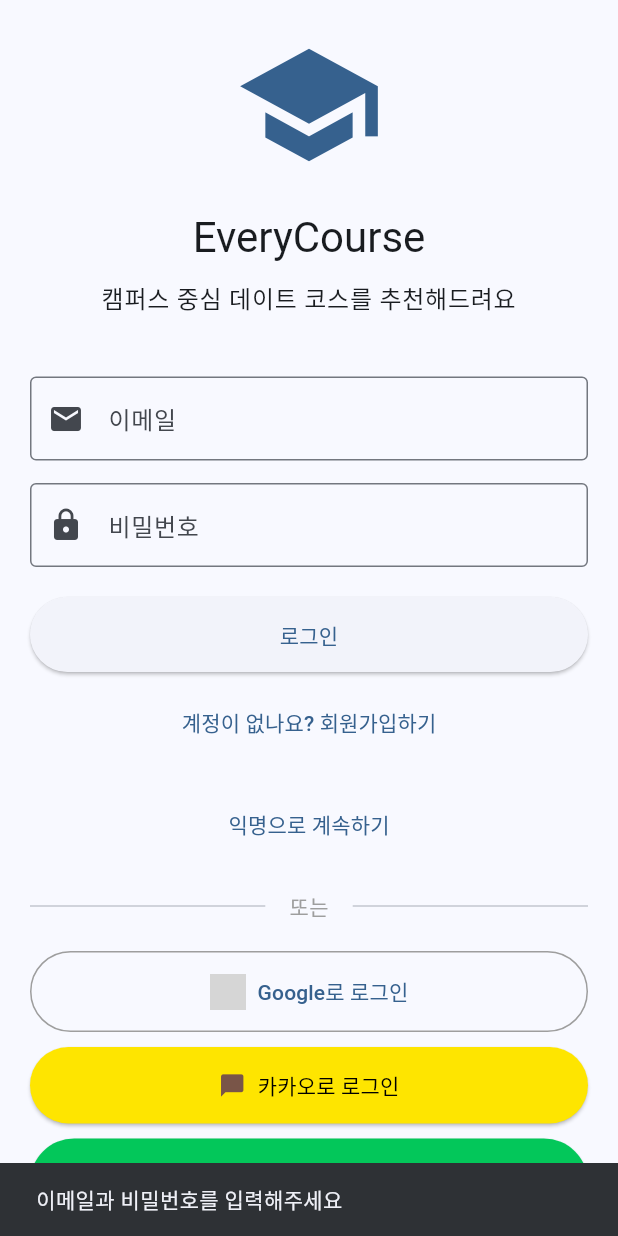
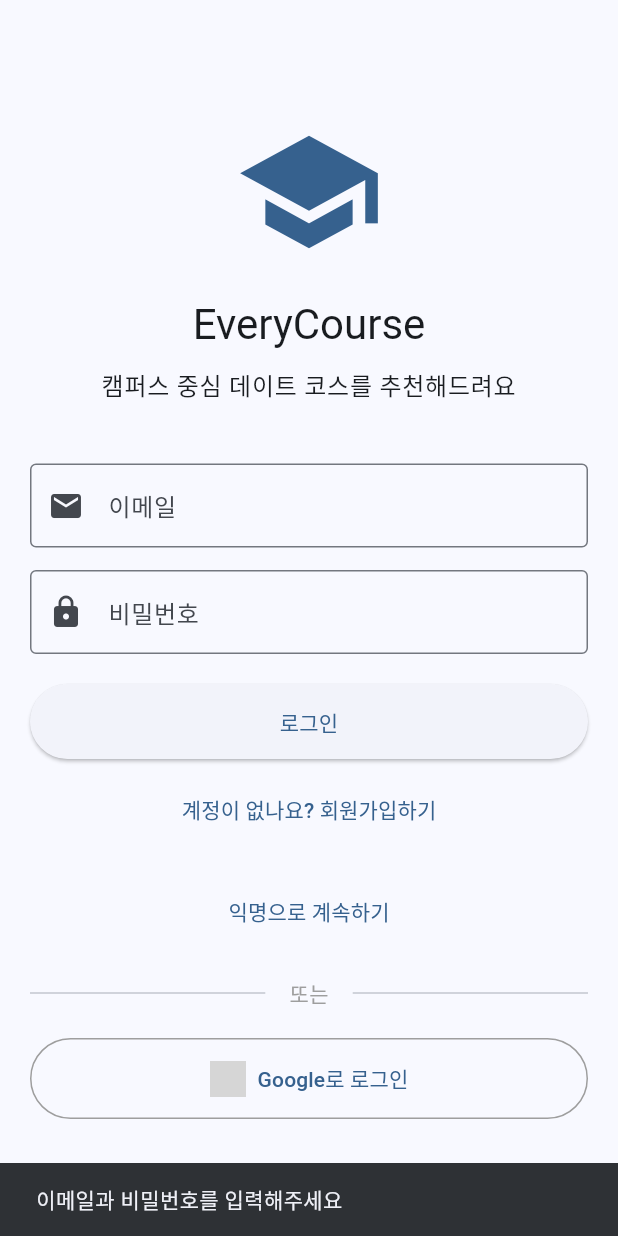
Before and after one commit to Riverstone00/SummerProjectGroovy, a Flutter app: the screen it shows after launch, after a tap on "로그인", on a phone screen of 412 x 824 dp. Run offline on Flutter 3.47's test engine with Material 3 defaults, Android fonts, the light colour scheme and no system bars; our stand-ins replace cloud_firestore, firebase_analytics, firebase_auth, firebase_core, google_sign_in; missing offline and left inert: firebase_ui_auth; accounts and stored records are empty; network calls fail; grey boxes are pictures that could not be loaded.

```diff
--- a/everycourse/lib/main.dart
+++ b/everycourse/lib/main.dart
@@ -2,8 +2,6 @@ import 'package:flutter/material.dart';
 import 'package:firebase_core/firebase_core.dart';
 import 'package:firebase_analytics/firebase_analytics.dart';
 import 'package:firebase_auth/firebase_auth.dart';
-import 'package:kakao_flutter_sdk/kakao_flutter_sdk.dart' hide User;
-import 'package:flutter_naver_login/flutter_naver_login.dart';
 import 'screens/auth_screen.dart';
 import 'screens/home_screen.dart';
 
@@ -12,16 +10,6 @@ void main() async {
 
   // Firebase 초기화
   await Firebase.initializeApp();
-
-  // 카카오 SDK 초기화 (실제 네이티브 앱 키로 교체 필요)
-  KakaoSdk.init(nativeAppKey: 'YOUR_KAKAO_NATIVE_APP_KEY');
-
-  // 네이버 로그인 초기화 (실제 클라이언트 ID/Secret으로 교체 필요)
-  await FlutterNaverLogin.initSdk(
-    clientId: "YOUR_NAVER_CLIENT_ID",
-    clientSecret: "YOUR_NAVER_CLIENT_SECRET",
-    clientName: "EveryCourse",
-  );
 
   // Debug 모드에서도 Analytics 활성화
   await FirebaseAnalytics.instance.setAnalyticsCollectionEnabled(true);
--- a/everycourse/lib/screens/auth_screen.dart
+++ b/everycourse/lib/screens/auth_screen.dart
@@ -1,8 +1,6 @@
 import 'package:flutter/material.dart';
 import 'package:firebase_auth/firebase_auth.dart';
 import 'package:google_sign_in/google_sign_in.dart';
-import 'package:kakao_flutter_sdk/kakao_flutter_sdk.dart' as kakao;
-import 'package:flutter_naver_login/flutter_naver_login.dart';
 
 class AuthScreen extends StatefulWidget {
   const AuthScreen({super.key});
@@ -136,40 +134,6 @@ class _AuthScreenState extends State<AuthScreen> {
                   ),
                 ),
               ),
-
-              const SizedBox(height: 10),
-
-              // 카카오 로그인 버튼
-              SizedBox(
-                width: double.infinity,
-                child: ElevatedButton.icon(
-                  onPressed: _isLoading ? null : _signInWithKakao,
-                  icon: const Icon(Icons.chat_bubble, color: Colors.brown),
-                  label: const Text('카카오로 로그인'),
-                  style: ElevatedButton.styleFrom(
-                    backgroundColor: const Color(0xFFFEE500),
-                    foregroundColor: Colors.black,
-                    padding: const EdgeInsets.all(15),
-                  ),
-                ),
-              ),
-
-              const SizedBox(height: 10),
-
-              // 네이버 로그인 버튼
-              SizedBox(
-                width: double.infinity,
-                child: ElevatedButton.icon(
-                  onPressed: _isLoading ? null : _signInWithNaver,
-                  icon: const Text('N', style: TextStyle(fontSize: 20, fontWeight: FontWeight.bold)),
-                  label: const Text('네이버로 로그인'),
-                  style: ElevatedButton.styleFrom(
-                    backgroundColor: const Color(0xFF03C75A),
-                    foregroundColor: Colors.white,
-                    padding: const EdgeInsets.all(15),
-                  ),
-                ),
-              ),
             ],
           ),
         ),
@@ -267,82 +231,6 @@ class _AuthScreenState extends State<AuthScreen> {
     }
   }
 
-  Future<void> _signInWithKakao() async {
-    setState(() {
-      _isLoading = true;
-    });
-
-    try {
-      // 카카오톡 앱이 설치되어 있는지 확인
-      if (await kakao.isKakaoTalkInstalled()) {
-        await kakao.UserApi.instance.loginWithKakaoTalk();
-      } else {
-        await kakao.UserApi.instance.loginWithKakaoAccount();
-      }
-
-      // 카카오 사용자 정보 가져오기
-      final kakao.User kakaoUser = await kakao.UserApi.instance.me();
-
-      // Firebase Custom Token 생성 (서버에서 처리해야 함)
-      // 현재는 익명 로그인으로 대체
-      await FirebaseAuth.instance.signInAnonymously();
-
-      if (mounted) {
-        ScaffoldMessenger.of(context).showSnackBar(
-          SnackBar(content: Text('카카오 로그인 성공: ${kakaoUser.kakaoAccount?.profile?.nickname ?? "사용자"}')),
-        );
-      }
-    } catch (e) {
-      if (mounted) {
-        ScaffoldMessenger.of(context).showSnackBar(
-          SnackBar(content: Text('카카오 로그인 실패: $e')),
-        );
-      }
-    } finally {
-      setState(() {
-        _isLoading = false;
-      });
-    }
-  }
-
-  Future<void> _signInWithNaver() async {
-    setState(() {
-      _isLoading = true;
-    });
-
-    try {
-      final NaverLoginResult result = await FlutterNaverLogin.logIn();
-
-      if (result.status == NaverLoginStatus.loggedIn) {
-        // Firebase Custom Token 생성 (서버에서 처리해야 함)
-        // 현재는 익명 로그인으로 대체
-        await FirebaseAuth.instance.signInAnonymously();
-
-        if (mounted) {
-          ScaffoldMessenger.of(context).showSnackBar(
-            SnackBar(content: Text('네이버 로그인 성공: ${result.account.nickname}')),
-          );
-        }
-      } else {
-        if (mounted) {
-          ScaffoldMessenger.of(context).showSnackBar(
-            const SnackBar(content: Text('네이버 로그인이 취소되었습니다')),
-          );
-        }
-      }
-    } catch (e) {
-      if (mounted) {
-        ScaffoldMessenger.of(context).showSnackBar(
-          SnackBar(content: Text('네이버 로그인 실패: $e')),
-        );
-      }
-    } finally {
-      setState(() {
-        _isLoading = false;
-      });
-    }
-  }
-
   @override
   void dispose() {
     _emailController.dispose();
--- a/everycourse/pubspec.yaml
+++ b/everycourse/pubspec.yaml
@@ -41,10 +41,6 @@ dependencies:
   firebase_auth: ^5.3.1
   google_sign_in: ^6.2.1
   cloud_firestore: ^5.6.0
-
-  # 소셜 로그인 패키지들
-  kakao_flutter_sdk: ^1.9.6
-  flutter_naver_login: ^1.8.0
 
 dev_dependencies:
   flutter_test:
```
Also changed, not shown: everycourse/pubspec.lock, 1 other file.
